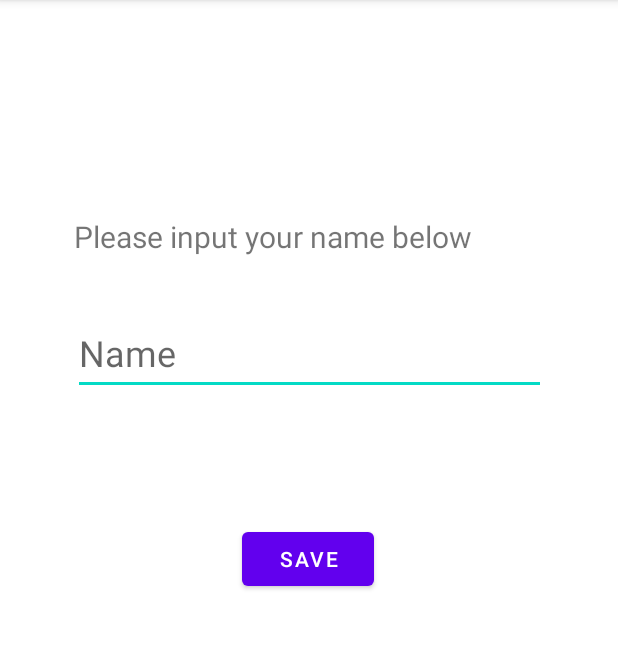
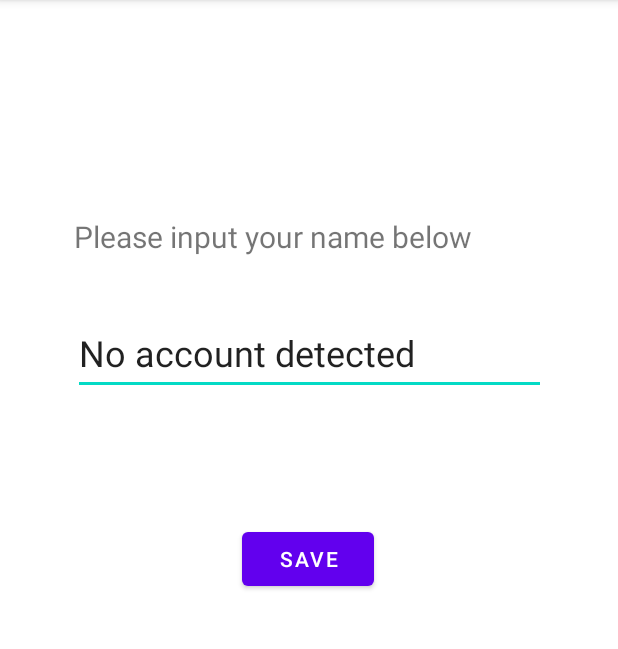
Before and after one commit to CSE-110-Winter-2022/birds-of-a-feather-team-3, an Android app: the screen it shows after launch (MainActivity), on a phone screen of 412 x 824 dp, the part 84-733 px from its top. Run offline under Robolectric (Android 15) with nearby library versions, the phone set to English and light mode, and no system bars.

Commit message:
Issue#40: primary implementation

```diff
--- a/app/src/main/AndroidManifest.xml
+++ b/app/src/main/AndroidManifest.xml
@@ -2,7 +2,8 @@
 <manifest xmlns:android="http://schemas.android.com/apk/res/android"
     package="com.example.inputclasses">
     <uses-permission android:name="android.permission.INTERNET" />
-
+    <uses-permission android:name="android.permission.GET_ACCOUNTS"/>
+    <uses-permission android:name="android.permission.AUTHENTICATE_ACCOUNTS"></uses-permission>
     <application
         android:allowBackup="true"
         android:icon="@mipmap/ic_launcher"
--- a/app/src/main/java/com/example/inputclasses/MainActivity.java
+++ b/app/src/main/java/com/example/inputclasses/MainActivity.java
@@ -2,12 +2,17 @@ package com.example.inputclasses;
 
 import androidx.appcompat.app.AppCompatActivity;
 
+import android.accounts.Account;
+import android.accounts.AccountManager;
 import android.content.Intent;
 import android.content.SharedPreferences;
+import android.os.Build;
 import android.os.Bundle;
 import android.preference.PreferenceManager;
 import android.view.View;
 import android.widget.TextView;
+
+import java.util.List;
 
 public class MainActivity extends AppCompatActivity {
 
@@ -16,19 +21,25 @@ public class MainActivity extends AppCompatActivity {
         super.onCreate(savedInstanceState);
         setContentView(R.layout.activity_main);
         SharedPreferences sharedPreferences = PreferenceManager.getDefaultSharedPreferences(this);
-        //If its not their first use, skip inputting name/link
-        if (!sharedPreferences.getString("first_name", "").equals("")) {
-            Intent intent = new Intent(this, ViewPersonsList.class);
-            startActivity(intent);
+        //If its not their first use, skip inputting name/link TODO temperarily comment the code out for developing
+//        if (!sharedPreferences.getString("first_name", "").equals("")) {
+//            Intent intent = new Intent(this, ViewPersonsList.class);
+//            startActivity(intent);
+//        }
+
+        TextView textview = findViewById(R.id.name);
+        textview.setText(getNameFromGoogle());
+    }
+
+    public String getNameFromGoogle() {
+        AccountManager manager = AccountManager.get(this);
+        Account[] accounts = manager.getAccounts();
+        if (accounts.length == 0) {
+            return "No account detected";
         }
-
-          // InputClasses Activity
-        //Intent intent = new Intent(this, ImageLinkEntry.class);
-        //startActivity(intent);
-
-        // ViewPersonsList Activity
-        //Intent intent = new Intent(this, ViewPersonsList.class);
-        //startActivity(intent);
+        else {
+            return accounts[0].name;
+        }
     }
 
     public void onClickSave(View view) {
@@ -39,8 +50,6 @@ public class MainActivity extends AppCompatActivity {
             SharedPreferences.Editor editor = sharedPreferences.edit();
             editor.putString("first_name", name);
             editor.apply();
-//        Intent intent = new Intent(this, InputClasses.class);
-//        intent.putExtra("database_type", "actual");
             // go to InputClasses Activity
             Intent intent = new Intent(this, ImageLinkEntry.class);
             startActivity(intent);
@@ -48,6 +57,5 @@ public class MainActivity extends AppCompatActivity {
         else {
             Utilities.sendAlert(this, "Name can't be blank", "Warning");
         }
-        //Intent intent = new Intent(this, InputClasses.class);
     }
 }
```
